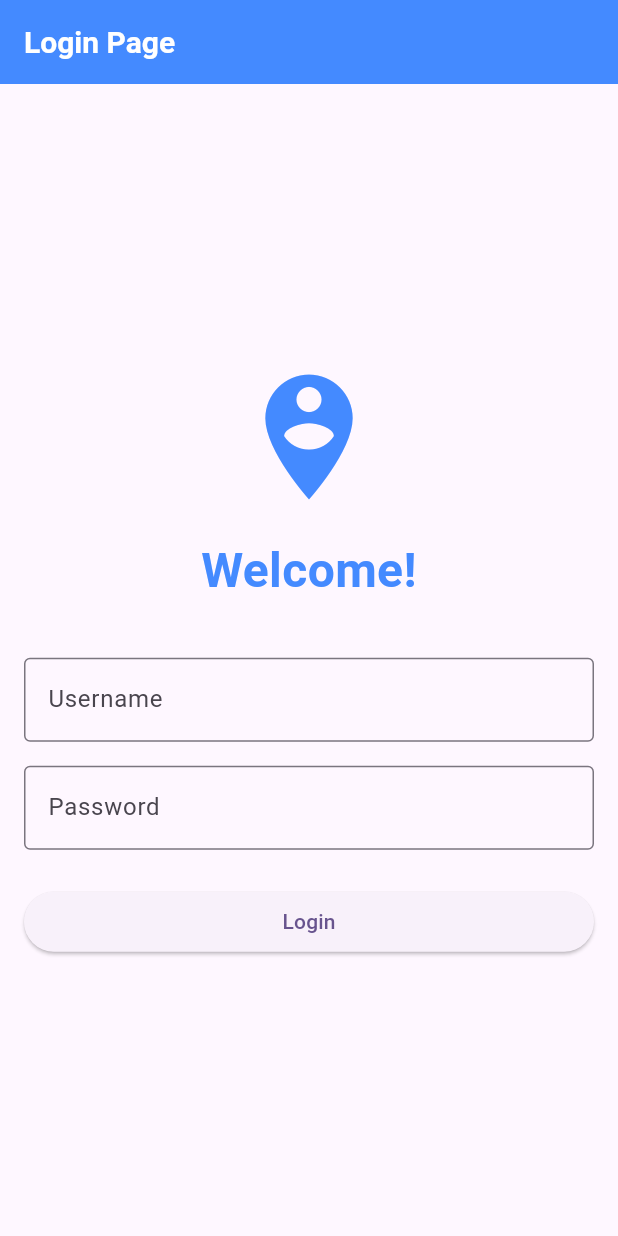
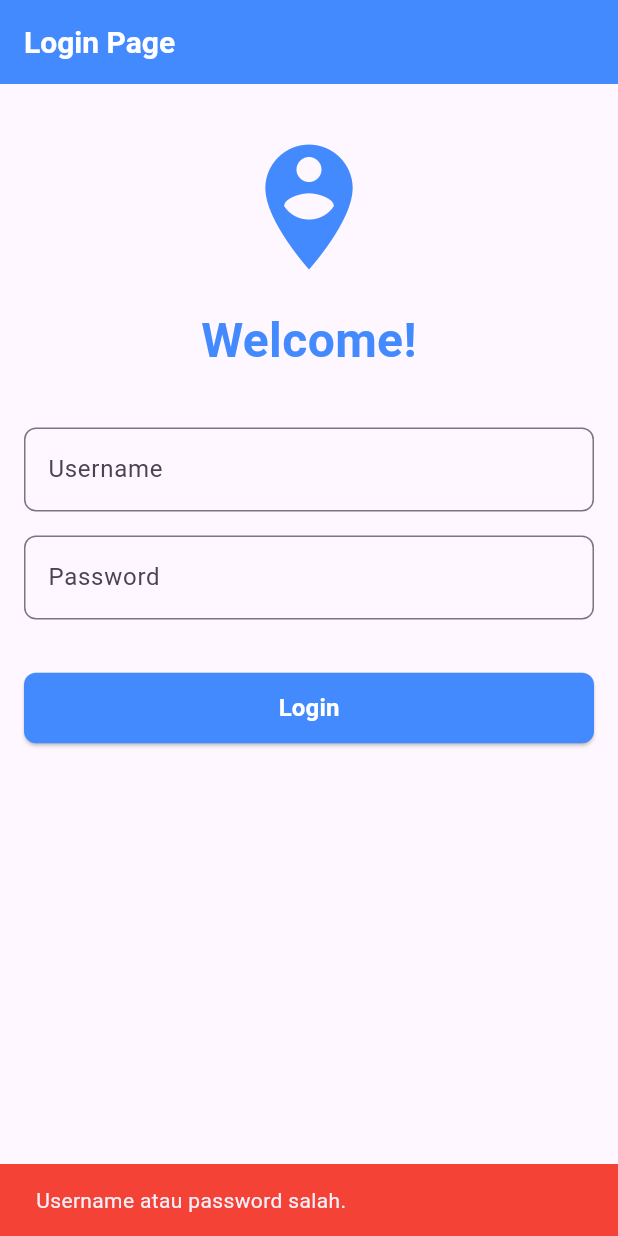
Before and after one commit to Tab-Febrian/todo-list-app-22-33, a Flutter app: the screen it shows after launch, after a tap on "Login", on a phone screen of 412 x 824 dp. Run offline on Flutter 3.47's test engine with Material 3 defaults, Android fonts, the phone set to English and light mode, and no system bars; our stand-ins replace get.

Commit message:
feat(reusebtn): add reusable button

```diff
--- a/lib/Pages/login_page.dart
+++ b/lib/Pages/login_page.dart
@@ -1,24 +1,33 @@
 import 'package:flutter/material.dart';
+import 'package:todo_list_app/Widgets/reusable_button.dart';
 
 class LoginPage extends StatelessWidget {
   const LoginPage({Key? key}) : super(key: key);
 
   @override
   Widget build(BuildContext context) {
+    final TextEditingController usernameController = TextEditingController();
+    final TextEditingController passwordController = TextEditingController();
+
     return Scaffold(
       appBar: AppBar(
-        title: Text(
+        title: const Text(
           "Login Page",
-          style: TextStyle(fontSize: 20, fontWeight: FontWeight.bold),
+          style: TextStyle(
+            fontSize: 20,
+            fontWeight: FontWeight.bold,
+            color: Colors.white,
+          ),
         ),
         backgroundColor: Colors.blueAccent,
-        foregroundColor: Colors.white,
       ),
       body: Padding(
         padding: const EdgeInsets.all(16),
+        child: SingleChildScrollView(
           child: Column(
             mainAxisAlignment: MainAxisAlignment.center,
             children: <Widget>[
+              const SizedBox(height: 16),
               const Icon(
                 Icons.person_pin_circle,
                 size: 100,
@@ -35,39 +44,55 @@ class LoginPage extends StatelessWidget {
                 textAlign: TextAlign.center,
               ),
               const SizedBox(height: 35),
-            const TextField(
+              TextField(
+                controller: usernameController,
                 decoration: InputDecoration(
                   labelText: 'Username',
-                border: OutlineInputBorder(),
+                  border: OutlineInputBorder(
+                    borderRadius: BorderRadius.circular(8),
+                  ),
                 ),
               ),
               const SizedBox(height: 16),
-            const TextField(
+              TextField(
+                controller: passwordController,
                 obscureText: true,
                 decoration: InputDecoration(
                   labelText: 'Password',
-                border: OutlineInputBorder(),
+                  border: OutlineInputBorder(
+                    borderRadius: BorderRadius.circular(8),
                   ),
                 ),
-            const SizedBox(height: 24),
-            ElevatedButton(
+              ),
+              const SizedBox(height: 35),
+              ReusableButton(
+                text: 'Login',
+                color: Colors.blueAccent,
                 onPressed: () {
-                // TODO: Tambahkan logika autentikasi di sini.
-                // if (username == 'admin' && password == '123') {
-                //   Get.ToNamed(AppRoutes.home);
-                // } else {
-                //   Get.snackbar('Error', 'Username atau password salah.');
-                // }
+                  final username = usernameController.text;
+                  final password = passwordController.text;
+
+                  if (username == 'admin' && password == '123') {
+                    // Get.offAllNamed('/home');
+                    ScaffoldMessenger.of(context).showSnackBar(
+                      const SnackBar(
+                        content: Text('Login berhasil!'),
+                        duration: Duration(milliseconds: 1500),
+                      ),
+                    );
+                  } else {
+                    ScaffoldMessenger.of(context).showSnackBar(
+                      const SnackBar(
+                        content: Text('Username atau password salah.'),
+                        duration: Duration(milliseconds: 1500),
+                        backgroundColor: Colors.red,
+                      ),
+                    );
+                  }
                 },
-              style: ElevatedButton.styleFrom(
-                minimumSize: const Size(
-                  double.infinity,
-                  40,
-                ),
-              ),
-              child: const Text('Login'),
               ),
             ],
+          ),
         ),
       ),
     );
--- /dev/null
+++ b/lib/Widgets/reusable_button.dart
@@ -0,0 +1,37 @@
+import 'package:flutter/material.dart';
+
+class ReusableButton extends StatelessWidget {
+  final String text;
+  final VoidCallback onPressed;
+  final Color color;
+
+  const ReusableButton({
+    super.key,
+    required this.text,
+    required this.color,
+    required this.onPressed,
+  });
+
+  @override
+  Widget build(BuildContext context) {
+    return ElevatedButton(
+      onPressed: onPressed,
+      style: ElevatedButton.styleFrom(
+        minimumSize: const Size(double.infinity, 40),
+        backgroundColor: color ?? Theme.of(context).primaryColor,
+        shape: RoundedRectangleBorder(
+          borderRadius: BorderRadius.circular(8.0),
+        ),
+        padding: const EdgeInsets.symmetric(horizontal: 24, vertical: 12),
+      ),
+      child: Text(
+        text,
+        style: const TextStyle(
+          color: Colors.white,
+          fontSize: 16,
+          fontWeight: FontWeight.bold,
+        ),
+      ),
+    );
+  }
+}
```
Lines whose indentation alone changed are shown as unchanged.
